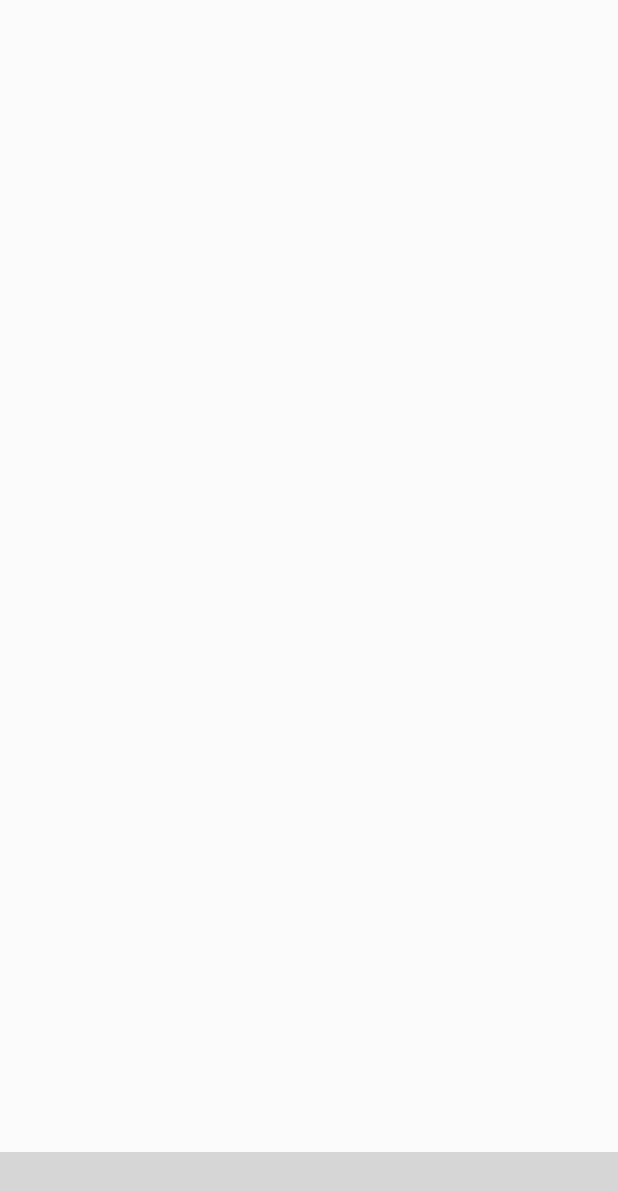
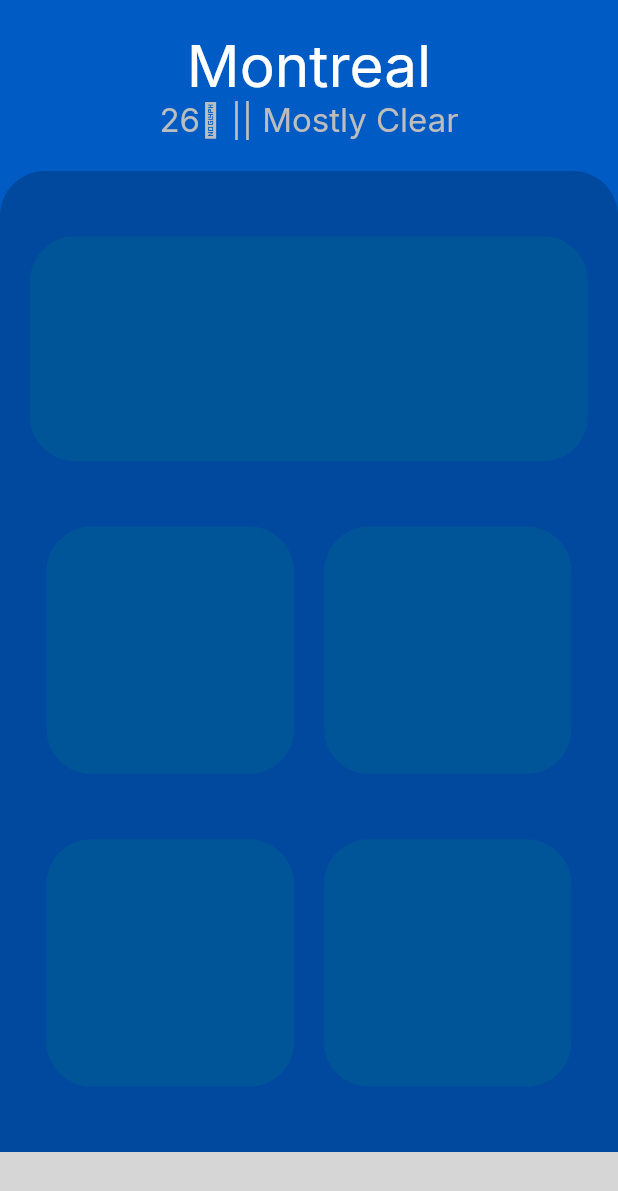
Before and after one commit to JustRizky02/weather, a Flutter app: the screen it shows after launch, swiped to page 2, on a phone screen of 412 x 824 dp. Shown: the top 1191 px of the screen. Run offline on Flutter 3.47's test engine with Material 2 defaults, Android fonts, the phone set to English and light mode, and no system bars; our stand-ins replace charts_flutter, google_fonts; missing offline and left inert: rolling_bottom_bar; statements that could not run were skipped; grey boxes are pictures that could not be loaded.

Commit message:
tambah details

```diff
--- a/lib/bottombar/bottom_navbar.dart
+++ b/lib/bottombar/bottom_navbar.dart
@@ -4,6 +4,7 @@ import 'package:rolling_bottom_bar/rolling_bottom_bar_item.dart';
 import 'package:wheather/pages/details.dart';
 import 'package:wheather/pages/grafik.dart';
 import 'package:wheather/pages/home.dart';
+import 'package:wheather/pages/info.dart';
 
 class BottomNavbar extends StatefulWidget {
   const BottomNavbar({Key? key}) : super(key: key);
@@ -25,6 +26,7 @@ class _BottomNavbarState extends State<BottomNavbar> {
             Home(),
             Details(),
             Grafik(),
+            Info(),
           ],
         ),
         extendBody: true,
@@ -40,6 +42,8 @@ class _BottomNavbarState extends State<BottomNavbar> {
                 label: 'Details', activeColor: Color(0xff001449)),
             RollingBottomBarItem(Icons.area_chart_outlined,
                 label: 'Grafik', activeColor: Color(0xff001449)),
+            RollingBottomBarItem(Icons.question_mark,
+                label: 'Info', activeColor: Color(0xff001449)),
           ],
           enableIconRotation: true,
           onTap: (index) {
--- a/lib/pages/details.dart
+++ b/lib/pages/details.dart
@@ -1,4 +1,5 @@
 import 'package:flutter/material.dart';
+import 'package:google_fonts/google_fonts.dart';
 
 class Details extends StatefulWidget {
   const Details({Key? key}) : super(key: key);
@@ -10,6 +11,119 @@ class Details extends StatefulWidget {
 class _DetailsState extends State<Details> {
   @override
   Widget build(BuildContext context) {
-    return Container();
+    return MaterialApp(
+      home: Scaffold(
+        body: Container(
+          width: double.infinity,
+          decoration: BoxDecoration(
+            color: Color(0xff005bc5),
+          ),
+          child: Center(
+            child: SafeArea(
+              child: Column(
+                crossAxisAlignment:
+                    CrossAxisAlignment.center, // Center align horizontally
+                children: [
+                  Padding(
+                    padding: const EdgeInsets.all(20.0),
+                    child: RichText(
+                      textAlign: TextAlign.center,
+                      text: TextSpan(
+                        text: 'Montreal',
+                        style: GoogleFonts.inter(
+                          fontSize: 39,
+                          color: Colors.white,
+                        ),
+                        children: [
+                          TextSpan(
+                            text: '\n26℃ || Mostly Clear',
+                            style: GoogleFonts.inter(
+                              fontSize: 22,
+                              color: Colors.grey.shade400,
+                            ),
+                          ),
+                        ],
+                      ),
+                    ),
+                  ),
+                  Expanded(
+                    child: Container(
+                      width: double.infinity,
+                      decoration: BoxDecoration(
+                          color: Color(0x66000000).withOpacity(0.2),
+                          borderRadius: BorderRadius.only(
+                              topLeft: Radius.circular(30),
+                              topRight: Radius.circular(30),
+                              bottomLeft: Radius.circular(0),
+                              bottomRight: Radius.circular(0))),
+                      child: Column(
+                        mainAxisAlignment: MainAxisAlignment.spaceEvenly,
+                        children: [
+                          Padding(
+                            padding: const EdgeInsets.symmetric(
+                                vertical: 0.0, horizontal: 20.0),
+                            child: Container(
+                              width: double.infinity,
+                              height: 150.0,
+                              decoration: BoxDecoration(
+                                  color: Color(0x66008080).withOpacity(0.2),
+                                  borderRadius: BorderRadius.circular(30)),
+                            ),
+                          ),
+                          Row(
+                            mainAxisAlignment: MainAxisAlignment.center,
+                            children: [
+                              Container(
+                                width: 165.0,
+                                height: 165.0,
+                                decoration: BoxDecoration(
+                                  color: Color(0x66008080).withOpacity(0.2),
+                                  borderRadius: BorderRadius.circular(30),
+                                ),
+                              ),
+                              SizedBox(width: 20),
+                              Container(
+                                width: 165.0,
+                                height: 165.0,
+                                decoration: BoxDecoration(
+                                  color: Color(0x66008080).withOpacity(0.2),
+                                  borderRadius: BorderRadius.circular(30),
+                                ),
+                              ),
+                            ],
+                          ),
+                          Row(
+                            mainAxisAlignment: MainAxisAlignment.center,
+                            children: [
+                              Container(
+                                width: 165.0,
+                                height: 165.0,
+                                decoration: BoxDecoration(
+                                  color: Color(0x66008080).withOpacity(0.2),
+                                  borderRadius: BorderRadius.circular(30),
+                                ),
+                              ),
+                              SizedBox(width: 20),
+                              Container(
+                                width: 165.0,
+                                height: 165.0,
+                                decoration: BoxDecoration(
+                                  color: Color(0x66008080).withOpacity(0.2),
+                                  borderRadius: BorderRadius.circular(30),
+                                ),
+                              ),
+                            ],
+                          ),
+                        ],
+                      ),
+                    ),
+                  ),
+                ],
+              ),
+            ),
+          ),
+        ),
+      ),
+    );
   }
 }
```
